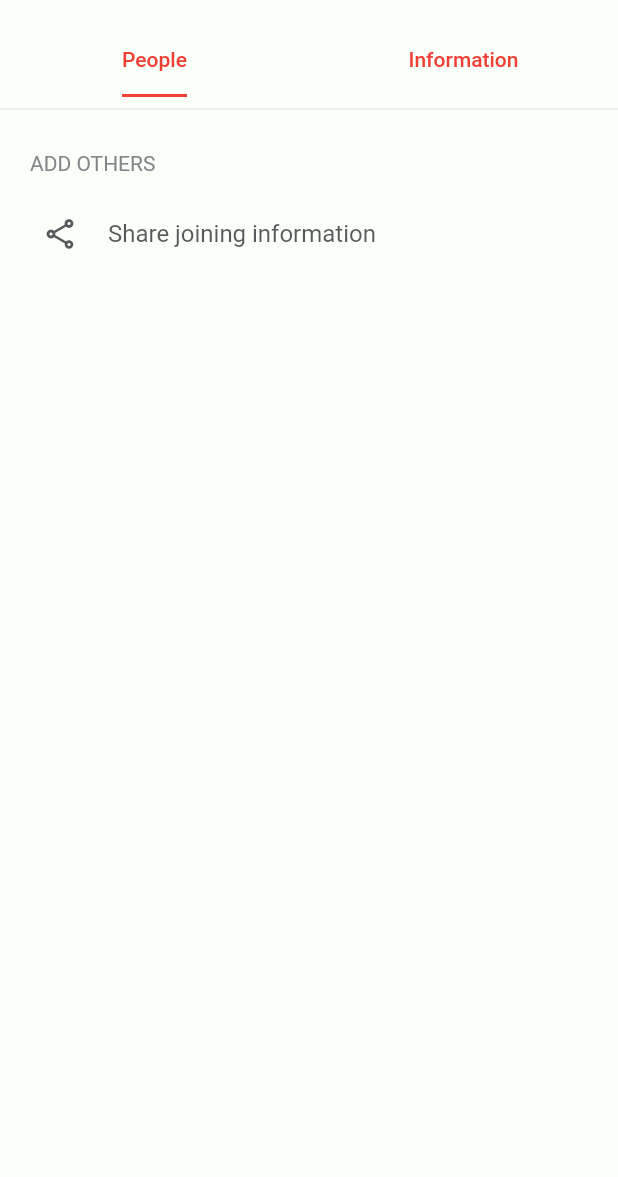
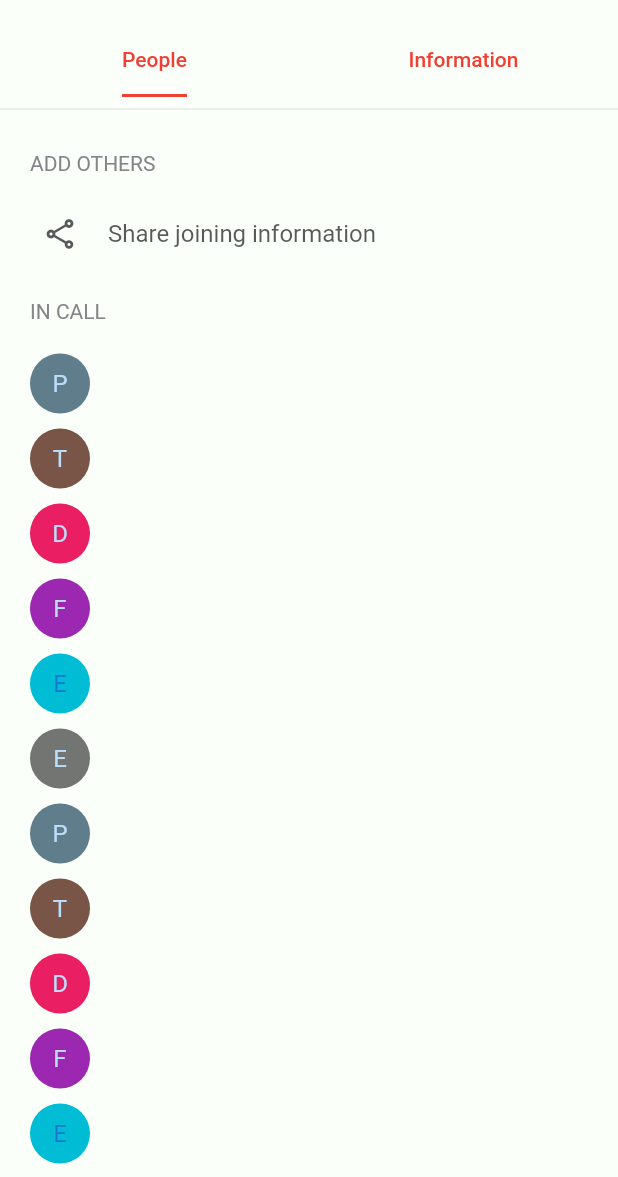
Before and after one commit to octoi/google-meet-clone, a Flutter app: the UsersScreen screen opened directly, on a phone screen of 412 x 824 dp, the part 59-1236 px from its top. Run offline on Flutter 3.47's test engine with Material 2 defaults, Android fonts, the phone set to English and light mode, and no system bars.

Commit message:
user profile

```diff
--- a/lib/widgets/tab_screen/user_tab.dart
+++ b/lib/widgets/tab_screen/user_tab.dart
@@ -1,15 +1,16 @@
 import 'package:flutter/material.dart';
 import 'package:google_meet/utils/constants.dart';
+import 'package:google_meet/utils/data.dart';
 import 'package:google_meet/widgets/body_widgets/sheet_button.dart';
+import 'package:google_meet/widgets/body_widgets/user_card.dart';
 
 class UserTab extends StatelessWidget {
   const UserTab({Key? key}) : super(key: key);
 
   @override
   Widget build(BuildContext context) {
-    return SingleChildScrollView(
+    return Padding(
       padding: EdgeInsets.all(20.0),
-      physics: BouncingScrollPhysics(),
       child: Column(
         crossAxisAlignment: CrossAxisAlignment.start,
         children: [
@@ -31,6 +32,27 @@ class UserTab extends StatelessWidget {
               ],
             ),
           ),
+          SizedBox(height: 20.0),
+          Text("IN CALL", style: TextStyle(color: appGrey)),
+          SizedBox(height: 20.0),
+          Column(
+            children: roomUsers.map((user) {
+              return Column(
+                children: [
+                  Row(
+                    children: [
+                      CircleAvatar(
+                        backgroundColor: user.color,
+                        child: Center(child: Text(user.name[0])),
+                      ),
+                      SizedBox(width: 10.0)
+                    ],
+                  ),
+                  SizedBox(height: 10.0),
+                ],
+              );
+            }).toList(),
+          )
         ],
       ),
     );
```
